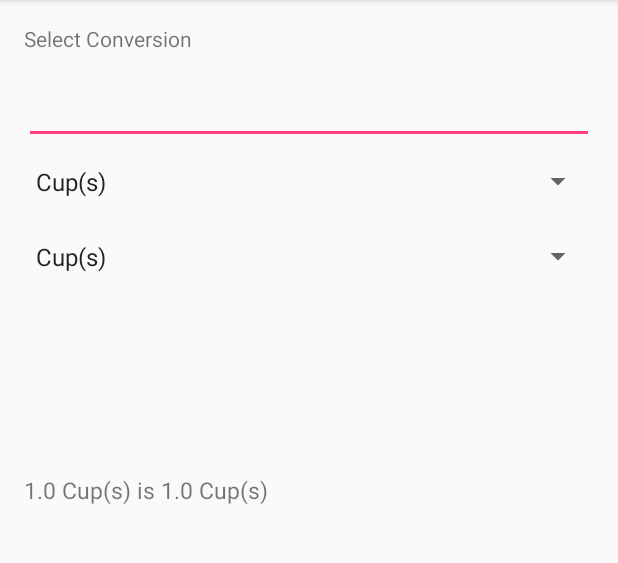
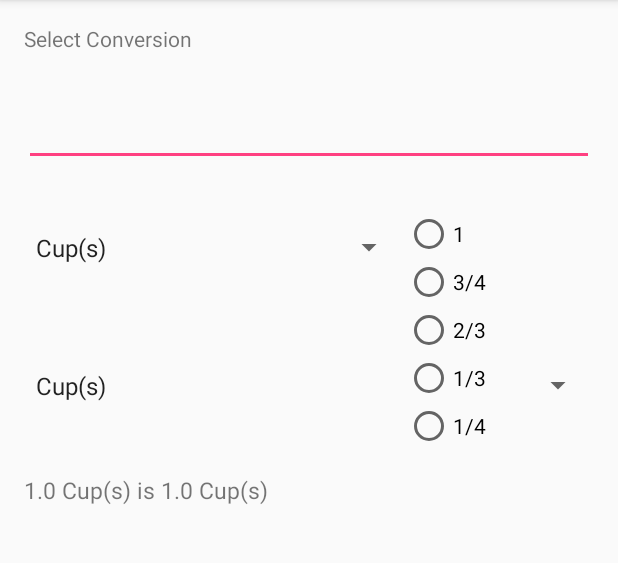
Before and after one commit to DeclanBuhrsmith/RecipeConverter, an Android app: the screen it shows after launch (MainActivity), on a phone screen of 412 x 824 dp, the part 84-647 px from its top. Run offline under Robolectric (Android 15) with nearby library versions, the phone set to English and light mode, and no system bars; 1 statement that could not run was skipped.

Commit message:
New Form Factor

```diff
--- a/app/src/main/res/layout/activity_main.xml
+++ b/app/src/main/res/layout/activity_main.xml
@@ -29,7 +29,7 @@
     <EditText
         android:id="@+id/editText"
         android:layout_width="match_parent"
-        android:layout_height="35dp"
+        android:layout_height="50dp"
         android:inputType="phone"
         android:layout_below="@+id/textView"
         android:layout_alignParentLeft="true"
@@ -43,7 +43,10 @@
 
         android:layout_below="@+id/editText"
         android:layout_alignParentLeft="true"
-        android:layout_alignParentStart="true" />
+        android:layout_alignParentStart="true"
+        android:layout_marginTop="29dp"
+        android:layout_toLeftOf="@+id/radioGroup"
+        android:layout_toStartOf="@+id/radioGroup" />
 
     <Spinner
         android:id="@+id/conversion_spinner2"
@@ -52,5 +55,50 @@
 
         android:layout_below="@+id/conversion_spinner"
         android:layout_alignParentLeft="true"
-        android:layout_alignParentStart="true" />
+        android:layout_alignParentStart="true"
+        android:layout_marginTop="42dp" />
+
+    <RadioGroup
+        android:layout_width="90dp"
+        android:layout_height="match_parent"
+        android:id="@+id/radioGroup"
+        android:layout_marginRight="36dp"
+        android:layout_marginEnd="36dp"
+        android:layout_alignTop="@+id/conversion_spinner"
+        android:layout_alignRight="@+id/conversion_spinner2"
+        android:layout_alignEnd="@+id/conversion_spinner2"
+        android:layout_alignBottom="@+id/convertedNum">
+
+        <RadioButton
+            android:layout_width="wrap_content"
+            android:layout_height="wrap_content"
+            android:text="1"
+            android:id="@+id/radioButton" />
+
+        <RadioButton
+            android:layout_width="wrap_content"
+            android:layout_height="wrap_content"
+            android:text="3/4"
+            android:id="@+id/radioButton2" />
+
+        <RadioButton
+            android:layout_width="wrap_content"
+            android:layout_height="wrap_content"
+            android:text="2/3"
+            android:id="@+id/radioButton3" />
+
+        <RadioButton
+            android:layout_width="wrap_content"
+            android:layout_height="wrap_content"
+            android:text="1/3"
+            android:id="@+id/radioButton4" />
+
+        <RadioButton
+            android:layout_width="wrap_content"
+            android:layout_height="wrap_content"
+            android:text="1/4"
+            android:id="@+id/radioButton5" />
+    </RadioGroup>
+
+
 </RelativeLayout>
```
Also changed, not shown: app/src/main/java/com/decdaddy/declan/recipeconverter/MainActivity.java (+42 -13 lines), app/src/main/res/values/strings.xml (+4 -12 lines).
